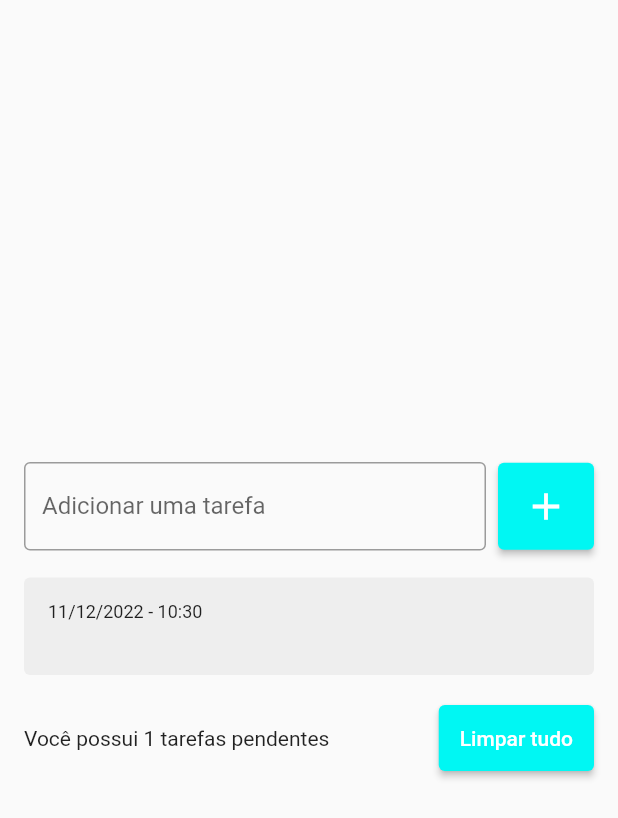
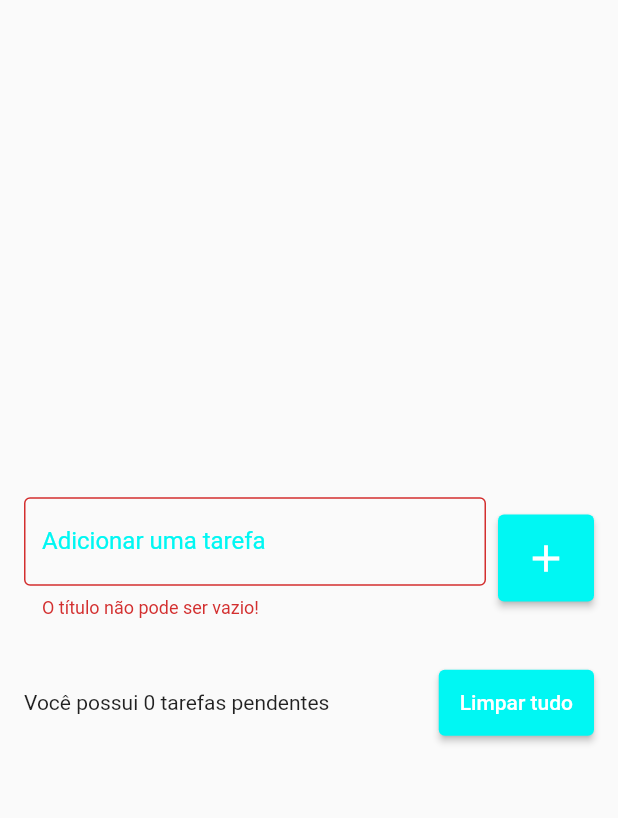
Before and after one commit to ajjunior33-estudos/flutter-app-todo, a Flutter app: the screen it shows after launch, after a tap on the "add" icon, on a phone screen of 412 x 824 dp. Shown: the top 818 px of the screen. Run offline on Flutter 3.47's test engine with Material 2 defaults, Android fonts, the phone set to English and light mode, and no system bars; drawn by our look-alikes of flutter_slidable; our stand-ins replace shared_preferences.

Commit message:
[update] verificar se campo está vazio.

```diff
--- a/lib/pages/todo_list_page.dart
+++ b/lib/pages/todo_list_page.dart
@@ -19,12 +19,13 @@ class _TodoListPageState extends State<TodoListPage> {
 
   Todo? deletedTodo;
   int? deletedTodoPos;
+  String? errorText;
 
   @override
-  void initState(){
+  void initState() {
     super.initState();
 
-    todoRepository.getTodoList().then((value){
+    todoRepository.getTodoList().then((value) {
       setState(() {
         todos = value;
       });
@@ -47,10 +48,21 @@ class _TodoListPageState extends State<TodoListPage> {
                     flex: 2,
                     child: TextField(
                       controller: todoController,
-                      decoration: const InputDecoration(
-                          border: OutlineInputBorder(),
-                          labelText: "Adicionar uma tarefa",
-                          hintText: "Ex: Estudar Flutter"),
+                      decoration: InputDecoration(
+                        border: const OutlineInputBorder(),
+                        labelText: "Adicionar uma tarefa",
+                        hintText: "Ex: Estudar Flutter",
+                        errorText: errorText,
+                        focusedBorder: const OutlineInputBorder(
+                          borderSide: BorderSide(
+                            color: Color(0xff00f7f3),
+                            width: 2,
+                          ),
+                        ),
+                        labelStyle: const TextStyle(
+                          color: Color(0xff00f7f3),
+                        ),
+                      ),
                     ),
                   ),
                   const SizedBox(
@@ -59,10 +71,19 @@ class _TodoListPageState extends State<TodoListPage> {
                   ElevatedButton(
                     onPressed: () {
                       String text = todoController.text;
+
+                      if (text.isEmpty) {
+                        setState(() {
+                          errorText = "O título não pode ser vazio!";
+                        });
+
+                        return;
+                      }
                       setState(() {
                         Todo newTodo =
                             Todo(title: text, dateTime: DateTime.now());
                         todos.add(newTodo);
+                        errorText = null;
                       });
                       todoController.clear();
                       todoRepository.saveTodoList(todos);
@@ -125,7 +146,7 @@ class _TodoListPageState extends State<TodoListPage> {
     });
     todoRepository.saveTodoList(todos);
 
-gi    ScaffoldMessenger.of(context).clearSnackBars();
+    ScaffoldMessenger.of(context).clearSnackBars();
     ScaffoldMessenger.of(context).showSnackBar(
       SnackBar(
         backgroundColor: Colors.white,
@@ -180,7 +201,8 @@ gi    ScaffoldMessenger.of(context).clearSnackBars();
       ),
     );
   }
-  void deleteAllTodos(){
+
+  void deleteAllTodos() {
     setState(() {
       todos.clear();
     });
```
Also changed, not shown: 1 other file.
